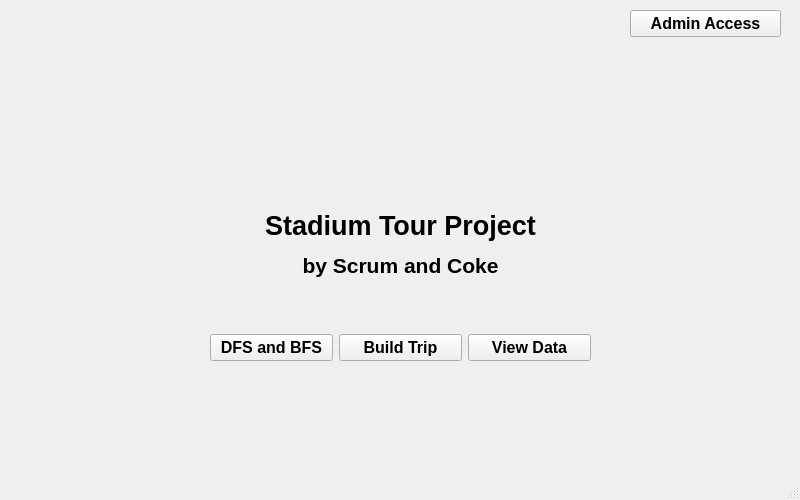
Before: the Qt Designer form StadiumTourProject/mainwindow.ui in joeyCampbelll/CS1D-Project-2, drawn with Qt 5.
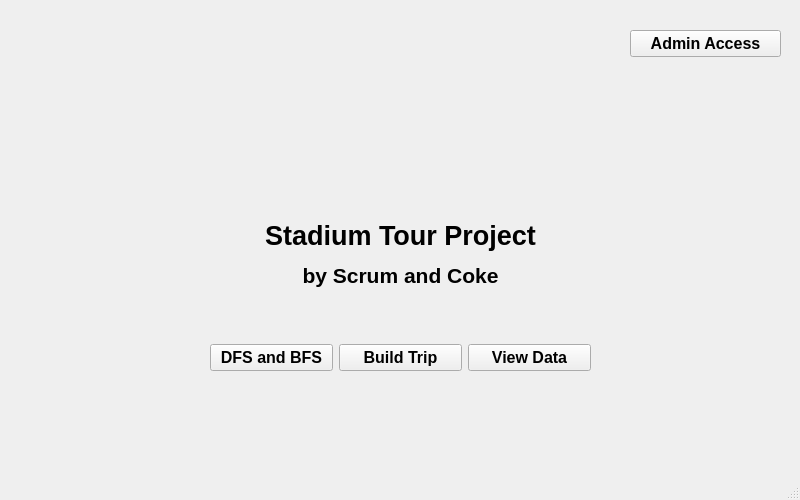
After: the same form once the commit is applied.

Commit message: stacked widget made

What changed in the file:
```diff
--- a/StadiumTourProject/mainwindow.ui
+++ b/StadiumTourProject/mainwindow.ui
@@ -14,11 +14,24 @@
    <string>MainWindow</string>
   </property>
   <widget class="QWidget" name="centralwidget">
+   <widget class="QStackedWidget" name="stackedWidget">
+    <property name="geometry">
+     <rect>
+      <x>0</x>
+      <y>0</y>
+      <width>801</width>
+      <height>481</height>
+     </rect>
+    </property>
+    <property name="currentIndex">
+     <number>0</number>
+    </property>
+    <widget class="QWidget" name="mainPage">
    <widget class="QPushButton" name="adminButton">
     <property name="geometry">
      <rect>
       <x>630</x>
-      <y>10</y>
+        <y>30</y>
       <width>151</width>
       <height>27</height>
      </rect>
@@ -34,16 +47,16 @@
      <string>Admin Access</string>
     </property>
    </widget>
-   <widget class="QWidget" name="">
+     <widget class="QWidget" name="layoutWidget">
     <property name="geometry">
      <rect>
       <x>210</x>
-      <y>160</y>
+        <y>170</y>
       <width>381</width>
       <height>201</height>
      </rect>
     </property>
-    <layout class="QVBoxLayout" name="verticalLayout_2">
+      <layout class="QVBoxLayout" name="verticalLayout_4">
      <item>
       <widget class="QLabel" name="projectTitle">
        <property name="text">
@@ -98,6 +111,9 @@
       </layout>
      </item>
     </layout>
+     </widget>
+    </widget>
+    <widget class="QWidget" name="tableViewPage"/>
    </widget>
   </widget>
   <widget class="QMenuBar" name="menubar">
```
Left out of the diff: 10 changed lines with no effect on the pictures. Lines whose indentation alone changed are shown as unchanged. The commit also changes 7 other files.
